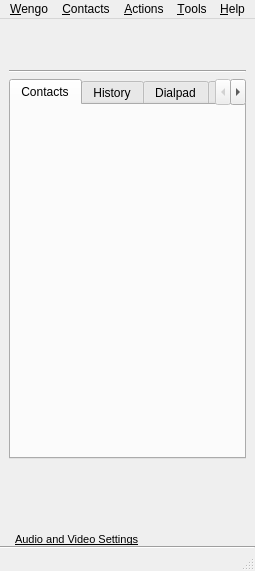
Old version of the form wengophone/src/presentation/qt/WengoPhoneWindow.ui in the repository tkrotoff/WengoPhone.
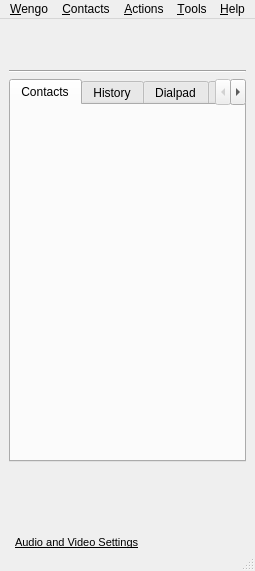
New version of the form. Icons and pictures are not drawn.

Patch:
```diff
--- a/wengophone/src/presentation/qt/WengoPhoneWindow.ui
+++ b/wengophone/src/presentation/qt/WengoPhoneWindow.ui
@@ -331,13 +331,6 @@
       <widget class="QWidget" name="page" />
      </widget>
     </item>
-    <item row="6" column="0" >
-     <widget class="Line" name="line" >
-      <property name="orientation" >
-       <enum>Qt::Horizontal</enum>
-      </property>
-     </widget>
-    </item>
    </layout>
   </widget>
   <widget class="QMenuBar" name="menuBar" >
```
